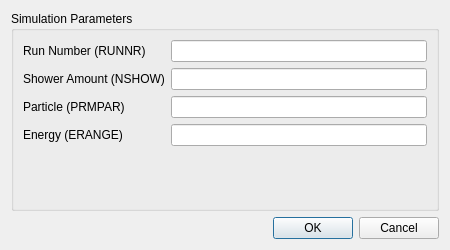
aayush4515/EPIC-UI, file corsika_input.ui: the form before one commit.
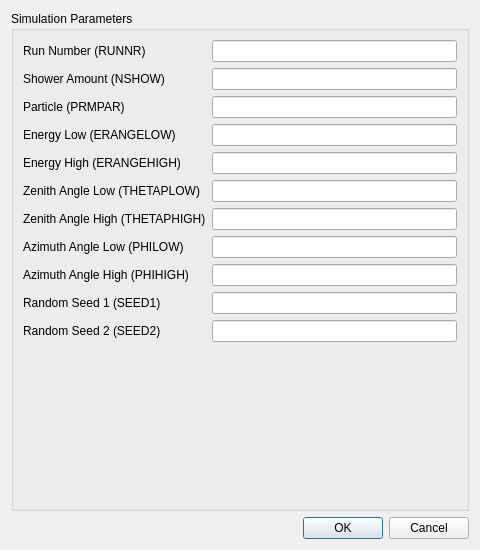
The form after the commit.

Commit message: Enhance CORSIKA input dialog with additional parameters for energy range, zenith angle, azimuth angle, and random seeds

What changed in the file:
```diff
--- a/corsika_input.ui
+++ b/corsika_input.ui
@@ -6,8 +6,8 @@
    <rect>
     <x>0</x>
     <y>0</y>
-    <width>450</width>
-    <height>250</height>
+<width>480</width>
+<height>550</height>
    </rect>
   </property>
   <property name="windowTitle">
@@ -74,7 +74,7 @@
       <item row="3" column="0">
        <widget class="QLabel" name="lblErange">
         <property name="text">
-         <string>Energy (ERANGE)</string>
+<string>Energy Low (ERANGELOW)</string>
         </property>
         <property name="toolTip">
          <string>This is how much energy the incoming particle has</string>
@@ -88,6 +88,133 @@
         </property>
        </widget>
       </item>
+
+<item row="4" column="0">
+<widget class="QLabel" name="lblErangeHigh">
+<property name="text">
+<string>Energy High (ERANGEHIGH)</string>
+</property>
+<property name="toolTip">
+<string>The upper bound of the energy range for the incoming particle (GeV)</string>
+</property>
+</widget>
+</item>
+<item row="4" column="1">
+<widget class="QLineEdit" name="lineErangeHigh">
+<property name="toolTip">
+<string>The upper bound of the energy range for the incoming particle (GeV)</string>
+</property>
+</widget>
+</item>
+
+<item row="5" column="0">
+<widget class="QLabel" name="lblThetapLow">
+<property name="text">
+<string>Zenith Angle Low (THETAPLOW)</string>
+</property>
+<property name="toolTip">
+<string>The lower bound of the zenith angle range (degrees)</string>
+</property>
+</widget>
+</item>
+<item row="5" column="1">
+<widget class="QLineEdit" name="lineThetapLow">
+<property name="toolTip">
+<string>The lower bound of the zenith angle range (degrees)</string>
+</property>
+</widget>
+</item>
+
+<item row="6" column="0">
+<widget class="QLabel" name="lblThetapHigh">
+<property name="text">
+<string>Zenith Angle High (THETAPHIGH)</string>
+</property>
+<property name="toolTip">
+<string>The upper bound of the zenith angle range (degrees)</string>
+</property>
+</widget>
+</item>
+<item row="6" column="1">
+<widget class="QLineEdit" name="lineThetapHigh">
+<property name="toolTip">
+<string>The upper bound of the zenith angle range (degrees)</string>
+</property>
+</widget>
+</item>
+
+<item row="7" column="0">
+<widget class="QLabel" name="lblPhiLow">
+<property name="text">
+<string>Azimuth Angle Low (PHILOW)</string>
+</property>
+<property name="toolTip">
+<string>The lower bound of the azimuth angle range (degrees)</string>
+</property>
+</widget>
+</item>
+<item row="7" column="1">
+<widget class="QLineEdit" name="linePhiLow">
+<property name="toolTip">
+<string>The lower bound of the azimuth angle range (degrees)</string>
+</property>
+</widget>
+</item>
+
+<item row="8" column="0">
+<widget class="QLabel" name="lblPhiHigh">
+<property name="text">
+<string>Azimuth Angle High (PHIHIGH)</string>
+</property>
+<property name="toolTip">
+<string>The upper bound of the azimuth angle range (degrees)</string>
+</property>
+</widget>
+</item>
+<item row="8" column="1">
+<widget class="QLineEdit" name="linePhiHigh">
+<property name="toolTip">
+<string>The upper bound of the azimuth angle range (degrees)</string>
+</property>
+</widget>
+</item>
+
+<item row="9" column="0">
+<widget class="QLabel" name="lblSeed1">
+<property name="text">
+<string>Random Seed 1 (SEED1)</string>
+</property>
+<property name="toolTip">
+<string>First random number seed for the simulation</string>
+</property>
+</widget>
+</item>
+<item row="9" column="1">
+<widget class="QLineEdit" name="lineSeed1">
+<property name="toolTip">
+<string>First random number seed for the simulation</string>
+</property>
+</widget>
+</item>
+
+<item row="10" column="0">
+<widget class="QLabel" name="lblSeed2">
+<property name="text">
+<string>Random Seed 2 (SEED2)</string>
+</property>
+<property name="toolTip">
+<string>Second random number seed for the simulation</string>
+</property>
+</widget>
+</item>
+<item row="10" column="1">
+<widget class="QLineEdit" name="lineSeed2">
+<property name="toolTip">
+<string>Second random number seed for the simulation</string>
+</property>
+</widget>
+</item>
+
      </layout>
     </widget>
    </item>
```
Left out of the diff: 12 changed lines with no effect on the pictures. Lines whose indentation alone changed are shown as unchanged. The commit also changes 1 other file.
